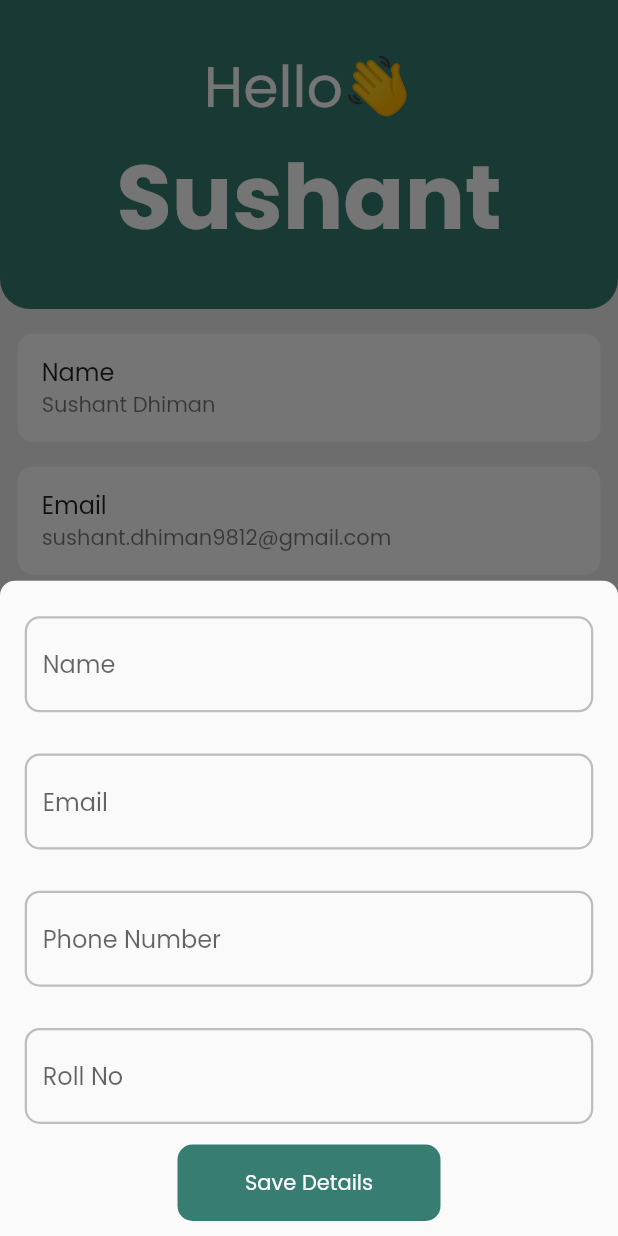
After one commit to sushant102004/CODExApp, a Flutter app: the Profile screen opened directly, after a tap on "Edit Profile", on a phone screen of 412 x 824 dp. The commit adds this screen. Run offline on Flutter 3.47's test engine with Material 2 defaults, Android fonts, the phone set to English and light mode, and no system bars; our stand-ins replace cached_network_image, cloud_firestore, firebase_auth, firebase_core, firebase_storage, get and 3 more; accounts and stored records are empty.

Commit message:
Profile Page Started

```diff
--- a/lib/views/home/views/homepage.dart
+++ b/lib/views/home/views/homepage.dart
@@ -1,6 +1,8 @@
 import 'package:codex/admin/controllers/admincontroller.dart';
 import 'package:codex/admin/views/adminlogin.dart';
 import 'package:codex/views/home/controllers/homecontroller.dart';
+import 'package:codex/views/home/views/pastevents.dart';
+import 'package:codex/views/home/views/profile.dart';
 import 'package:codex/views/home/views/upcomingevents.dart';
 import 'package:flutter/material.dart';
 import 'package:get/get.dart';
@@ -13,6 +15,20 @@ class HomePage extends StatefulWidget {
 }
 
 class _HomePageState extends State<HomePage> {
+  int selectedIndex = 0;
+
+  final List _pages = const [
+    UpcomingEvents(),
+    PastEvents(),
+    Profile(),
+  ];
+
+  void onItemSelect(int index) {
+    setState(() {
+      selectedIndex = index;
+    });
+  }
+
   @override
   Widget build(BuildContext context) {
     final homeController = Get.put(HomeController());
@@ -87,8 +103,9 @@ class _HomePageState extends State<HomePage> {
             icon: Icon(Icons.person_outline),
           ),
         ],
+        onTap: onItemSelect,
       ),
-      body: const UpcomingEvents(),
+      body: _pages.elementAt(selectedIndex),
     );
   }
 }
--- /dev/null
+++ b/lib/views/home/views/pastevents.dart
@@ -0,0 +1,19 @@
+import 'package:flutter/material.dart';
+
+class PastEvents extends StatefulWidget {
+  const PastEvents({Key? key}) : super(key: key);
+
+  @override
+  State<PastEvents> createState() => _PastEventsState();
+}
+
+class _PastEventsState extends State<PastEvents> {
+  @override
+  Widget build(BuildContext context) {
+    return Scaffold(
+      body: Center(
+        child: Text('Past Events'),
+      ),
+    );
+  }
+}
--- /dev/null
+++ b/lib/views/home/views/profile.dart
@@ -0,0 +1,250 @@
+import 'package:flutter/material.dart';
+
+class Profile extends StatefulWidget {
+  const Profile({Key? key}) : super(key: key);
+
+  @override
+  State<Profile> createState() => _ProfileState();
+}
+
+class _ProfileState extends State<Profile> {
+  @override
+  Widget build(BuildContext context) {
+    final _size = MediaQuery.of(context).size;
+    return Scaffold(
+      backgroundColor: Colors.grey.shade200,
+      body: Container(
+        alignment: Alignment.center,
+        child: Column(
+          children: [
+            Container(
+              width: _size.width,
+              height: _size.height / 4,
+              decoration: const BoxDecoration(
+                  color: Color(0xff377D71),
+                  borderRadius: BorderRadius.only(
+                      bottomLeft: Radius.circular(20),
+                      bottomRight: Radius.circular(20))),
+              child: Column(
+                mainAxisAlignment: MainAxisAlignment.center,
+                children: const [
+                  Text(
+                    'Hello👋',
+                    style: TextStyle(color: Colors.white, fontSize: 38),
+                  ),
+                  Text(
+                    'Sushant',
+                    style: TextStyle(
+                        color: Colors.white,
+                        fontSize: 60,
+                        fontWeight: FontWeight.bold),
+                  ),
+                ],
+              ),
+            ),
+            InformationPanel(
+              size: _size,
+              content: 'Sushant Dhiman',
+              heading: 'Name',
+            ),
+            InformationPanel(
+              size: _size,
+              heading: 'Email',
+              content: 'sushant.dhiman9812@gmail.com',
+            ),
+            InformationPanel(
+              size: _size,
+              heading: 'Phone Number',
+              content: '8813951989',
+            ),
+            InformationPanel(
+              size: _size,
+              heading: 'Roll No',
+              content: '11212531',
+            ),
+            Padding(
+              padding: EdgeInsets.only(
+                  left: _size.width / 18,
+                  right: _size.width / 18,
+                  top: _size.height / 35),
+              child: Row(
+                mainAxisAlignment: MainAxisAlignment.spaceBetween,
+                children: [
+                  InkWell(
+                    onTap: () {
+                      showModalBottomSheet(
+                          context: context,
+                          shape: const RoundedRectangleBorder(
+                              borderRadius: BorderRadius.only(
+                                  topLeft: Radius.circular(10),
+                                  topRight: Radius.circular(10))),
+                          builder: (context) {
+                            return SingleChildScrollView(
+                              scrollDirection: Axis.vertical,
+                              child: Wrap(
+                                children: [
+                                  Container(
+                                    height: 10,
+                                  ),
+                                  EditProfileInputField(
+                                      size: _size, hintText: 'Name'),
+                                  EditProfileInputField(
+                                    size: _size,
+                                    hintText: 'Email',
+                                  ),
+                                  EditProfileInputField(
+                                      size: _size, hintText: 'Phone Number'),
+                                  EditProfileInputField(
+                                      size: _size, hintText: 'Roll No'),
+                                  Padding(
+                                    padding: const EdgeInsets.only(bottom: 10),
+                                    child: Row(
+                                      mainAxisAlignment:
+                                          MainAxisAlignment.center,
+                                      children: [
+                                        Container(
+                                          width: _size.width / 2.35,
+                                          decoration: BoxDecoration(
+                                              color: const Color(0xff377D71),
+                                              borderRadius:
+                                                  BorderRadius.circular(10)),
+                                          child: const Padding(
+                                            padding: EdgeInsets.all(15),
+                                            child: Center(
+                                              child: Text(
+                                                'Save Details',
+                                                textAlign: TextAlign.center,
+                                                style: TextStyle(
+                                                    color: Colors.white),
+                                              ),
+                                            ),
+                                          ),
+                                        ),
+                                      ],
+                                    ),
+                                  ),
+                                ],
+                              ),
+                            );
+                          });
+                    },
+                    child: Container(
+                      width: _size.width / 2.35,
+                      decoration: BoxDecoration(
+                          color: const Color(0xff377D71),
+                          borderRadius: BorderRadius.circular(10)),
+                      child: const Padding(
+                        padding: EdgeInsets.all(15),
+                        child: Center(
+                          child: Text(
+                            'Edit Profile',
+                            style: TextStyle(color: Colors.white),
+                          ),
+                        ),
+                      ),
+                    ),
+                  ),
+                  Container(
+                    width: _size.width / 2.35,
+                    decoration: BoxDecoration(
+                        color: const Color(0xff377D71),
+                        borderRadius: BorderRadius.circular(10)),
+                    child: const Padding(
+                      padding: EdgeInsets.all(15),
+                      child: Center(
+                        child: Text(
+                          'Sign Out',
+                          textAlign: TextAlign.center,
+                          style: TextStyle(color: Colors.white),
+                        ),
+                      ),
+                    ),
+                  ),
+                ],
+              ),
+            ),
+            Padding(
+              padding: EdgeInsets.only(top: _size.height / 20),
+              child: Row(
+                mainAxisAlignment: MainAxisAlignment.center,
+                children: [
+                  const Text(
+                    'App Developed By ',
+                  ),
+                  Text(
+                    'Sushant',
+                    style: TextStyle(
+                        color: Colors.blue.shade700,
+                        fontWeight: FontWeight.bold),
+                  )
+                ],
+              ),
+            )
+          ],
+        ),
+      ),
+    );
+  }
+}
+
+class InformationPanel extends StatelessWidget {
+  const InformationPanel({
+    Key? key,
+    required Size size,
+    required this.content,
+    required this.heading,
+  })  : _size = size,
+        super(key: key);
+
+  final Size _size;
+  final String heading;
+  final String content;
+  @override
+  Widget build(BuildContext context) {
+    return Padding(
+      padding: EdgeInsets.only(
+          top: _size.width / 25,
+          left: _size.width / 35,
+          right: _size.width / 35),
+      child: Container(
+        decoration: BoxDecoration(
+            color: Colors.white, borderRadius: BorderRadius.circular(10)),
+        child: ListTile(
+          title: Text(heading),
+          subtitle: Text(content),
+        ),
+      ),
+    );
+  }
+}
+
+class EditProfileInputField extends StatelessWidget {
+  const EditProfileInputField({
+    Key? key,
+    required Size size,
+    required this.hintText,
+  })  : _size = size,
+        super(key: key);
+
+  final Size _size;
+  final String hintText;
+
+  @override
+  Widget build(BuildContext context) {
+    return Padding(
+      padding: EdgeInsets.only(
+          left: _size.width / 25,
+          right: _size.width / 25,
+          top: _size.width / 30,
+          bottom: _size.width / 30),
+      child: TextFormField(
+        decoration: InputDecoration(
+            hintText: hintText,
+            enabledBorder: OutlineInputBorder(
+                borderRadius: BorderRadius.circular(10),
+                borderSide:
+                    BorderSide(color: Colors.grey.shade400, width: 1.5))),
+      ),
+    );
+  }
+}
```
